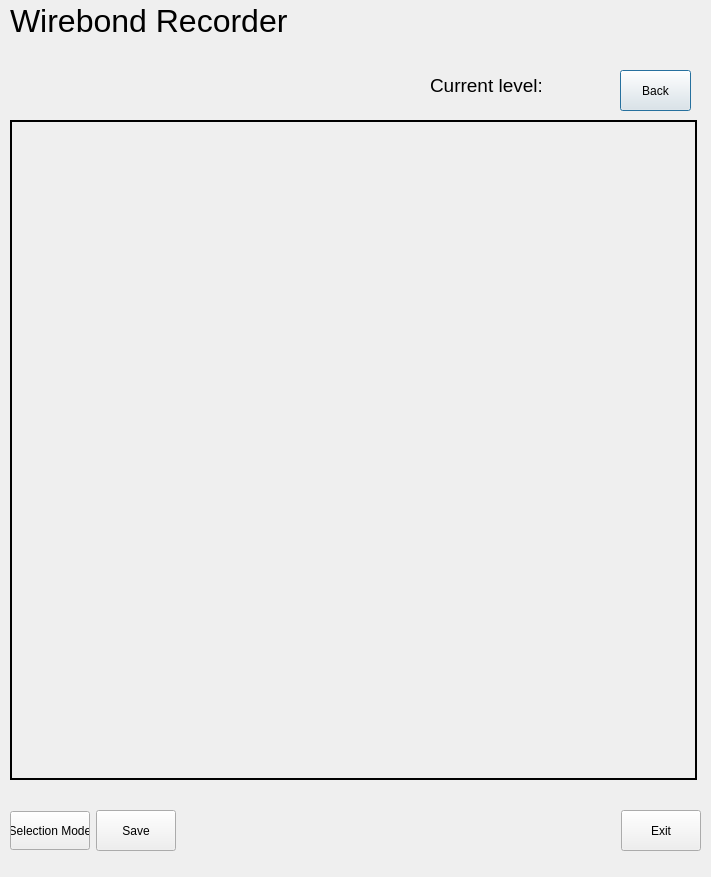
adamazoulay/ITkTrackingGUI, file gui/WirebondRecorderGUI.ui: the form before one commit.
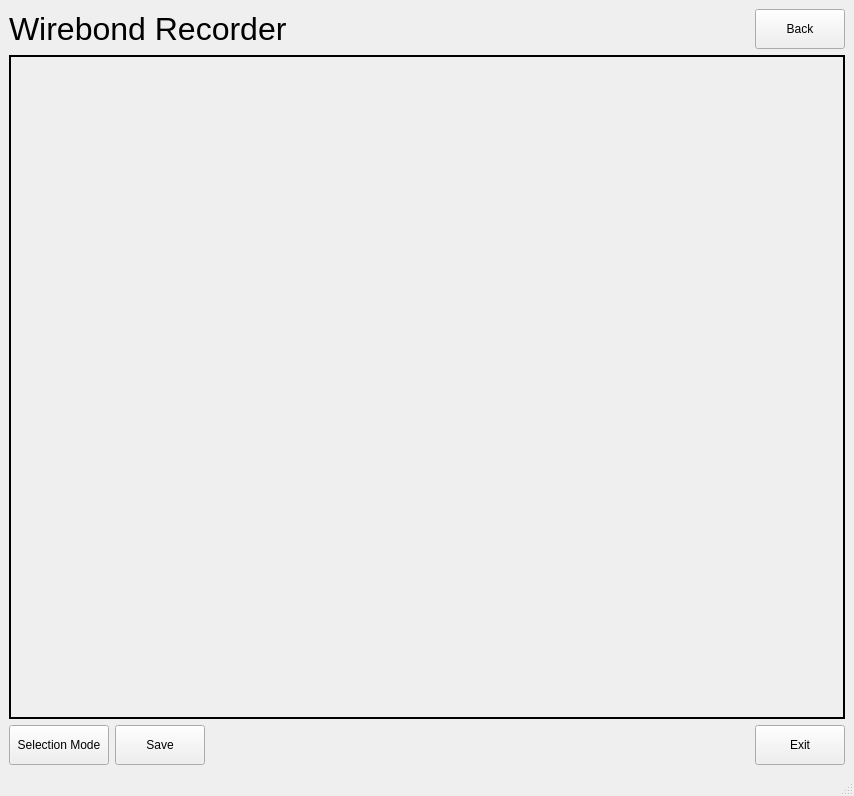
The form after the commit.

Commit message: Resizabale recorder window

Patch:
```diff
--- a/gui/WirebondRecorderGUI.ui
+++ b/gui/WirebondRecorderGUI.ui
@@ -1,129 +1,27 @@
 <?xml version="1.0" encoding="UTF-8"?>
 <ui version="4.0">
  <class>WirebondRecorder</class>
- <widget class="QDialog" name="WirebondRecorder">
+ <widget class="QMainWindow" name="WirebondRecorder">
   <property name="geometry">
    <rect>
     <x>0</x>
     <y>0</y>
-    <width>711</width>
-    <height>877</height>
+    <width>854</width>
+    <height>796</height>
    </rect>
   </property>
-  <property name="sizePolicy">
-   <sizepolicy hsizetype="Preferred" vsizetype="Maximum">
-    <horstretch>0</horstretch>
-    <verstretch>0</verstretch>
-   </sizepolicy>
-  </property>
   <property name="windowTitle">
    <string>Wirebond Recorder</string>
   </property>
-  <widget class="QLabel" name="imgSelect">
-   <property name="geometry">
-    <rect>
-     <x>10</x>
-     <y>120</y>
-     <width>687</width>
-     <height>660</height>
-    </rect>
-   </property>
-   <property name="autoFillBackground">
-    <bool>false</bool>
-   </property>
-   <property name="styleSheet">
-    <string notr="true">border: 2px solid black;</string>
-   </property>
-   <property name="frameShape">
-    <enum>QFrame::Box</enum>
-   </property>
-   <property name="frameShadow">
-    <enum>QFrame::Plain</enum>
-   </property>
-   <property name="text">
-    <string/>
-   </property>
-  </widget>
-  <widget class="QLabel" name="label_3">
-   <property name="geometry">
-    <rect>
-     <x>430</x>
-     <y>70</y>
-     <width>111</width>
-     <height>31</height>
-    </rect>
-   </property>
-   <property name="font">
-    <font>
-     <pointsize>14</pointsize>
-    </font>
-   </property>
-   <property name="text">
-    <string>Current level:</string>
-   </property>
-  </widget>
-  <widget class="QLabel" name="levelLabel">
-   <property name="geometry">
-    <rect>
-     <x>550</x>
-     <y>70</y>
-     <width>51</width>
-     <height>31</height>
-    </rect>
-   </property>
-   <property name="font">
-    <font>
-     <pointsize>14</pointsize>
-    </font>
-   </property>
-   <property name="text">
-    <string/>
-   </property>
-  </widget>
-  <widget class="QPushButton" name="btnBack">
-   <property name="geometry">
-    <rect>
-     <x>620</x>
-     <y>70</y>
-     <width>71</width>
-     <height>41</height>
-    </rect>
-   </property>
-   <property name="text">
-    <string>Back</string>
-   </property>
-  </widget>
-  <widget class="QLabel" name="label">
-   <property name="geometry">
-    <rect>
-     <x>10</x>
-     <y>0</y>
-     <width>281</width>
-     <height>41</height>
-    </rect>
-   </property>
-   <property name="font">
-    <font>
-     <pointsize>24</pointsize>
-    </font>
-   </property>
-   <property name="text">
-    <string>Wirebond Recorder</string>
-   </property>
-  </widget>
-  <widget class="QWidget" name="horizontalLayoutWidget">
-   <property name="geometry">
-    <rect>
-     <x>10</x>
-     <y>810</y>
-     <width>691</width>
-     <height>41</height>
-    </rect>
-   </property>
-   <layout class="QHBoxLayout" name="horizontalLayout" stretch="0,0,0,0">
+  <widget class="QWidget" name="centralwidget">
+   <layout class="QGridLayout" name="gridLayout_2">
+    <item row="0" column="0">
+     <layout class="QGridLayout" name="gridLayout">
     <property name="sizeConstraint">
-     <enum>QLayout::SetDefaultConstraint</enum>
-    </property>
+       <enum>QLayout::SetNoConstraint</enum>
+      </property>
+      <item row="2" column="0">
+       <layout class="QHBoxLayout" name="horizontalLayout">
     <item>
      <widget class="QPushButton" name="btnChangeMode">
       <property name="sizePolicy">
@@ -134,14 +32,14 @@
       </property>
       <property name="minimumSize">
        <size>
-        <width>80</width>
-        <height>39</height>
+            <width>100</width>
+            <height>40</height>
        </size>
       </property>
       <property name="maximumSize">
        <size>
-        <width>80</width>
-        <height>39</height>
+            <width>100</width>
+            <height>40</height>
        </size>
       </property>
       <property name="text">
@@ -163,13 +61,25 @@
         <verstretch>0</verstretch>
        </sizepolicy>
       </property>
+          <property name="minimumSize">
+           <size>
+            <width>90</width>
+            <height>40</height>
+           </size>
+          </property>
+          <property name="maximumSize">
+           <size>
+            <width>90</width>
+            <height>40</height>
+           </size>
+          </property>
       <property name="text">
        <string>Save</string>
       </property>
      </widget>
     </item>
     <item>
-     <spacer name="horizontalSpacer">
+         <spacer name="horizontalSpacer_2">
       <property name="orientation">
        <enum>Qt::Horizontal</enum>
       </property>
@@ -189,17 +99,138 @@
         <verstretch>0</verstretch>
        </sizepolicy>
       </property>
+          <property name="minimumSize">
+           <size>
+            <width>90</width>
+            <height>40</height>
+           </size>
+          </property>
+          <property name="maximumSize">
+           <size>
+            <width>90</width>
+            <height>40</height>
+           </size>
+          </property>
       <property name="text">
        <string>Exit</string>
       </property>
      </widget>
     </item>
    </layout>
-  </widget>
- </widget>
- <tabstops>
-  <tabstop>qButton</tabstop>
- </tabstops>
+      </item>
+      <item row="0" column="0">
+       <layout class="QHBoxLayout" name="horizontalLayout_2">
+        <item>
+         <widget class="QLabel" name="label">
+          <property name="sizePolicy">
+           <sizepolicy hsizetype="Fixed" vsizetype="Fixed">
+            <horstretch>0</horstretch>
+            <verstretch>0</verstretch>
+           </sizepolicy>
+          </property>
+          <property name="minimumSize">
+           <size>
+            <width>340</width>
+            <height>40</height>
+           </size>
+          </property>
+          <property name="maximumSize">
+           <size>
+            <width>340</width>
+            <height>40</height>
+           </size>
+          </property>
+          <property name="font">
+           <font>
+            <pointsize>24</pointsize>
+           </font>
+          </property>
+          <property name="text">
+           <string>Wirebond Recorder</string>
+          </property>
+         </widget>
+        </item>
+        <item>
+         <spacer name="horizontalSpacer">
+          <property name="orientation">
+           <enum>Qt::Horizontal</enum>
+          </property>
+          <property name="sizeHint" stdset="0">
+           <size>
+            <width>40</width>
+            <height>20</height>
+           </size>
+          </property>
+         </spacer>
+        </item>
+        <item>
+         <widget class="QPushButton" name="btnBack">
+          <property name="sizePolicy">
+           <sizepolicy hsizetype="Fixed" vsizetype="Fixed">
+            <horstretch>0</horstretch>
+            <verstretch>0</verstretch>
+           </sizepolicy>
+          </property>
+          <property name="minimumSize">
+           <size>
+            <width>90</width>
+            <height>40</height>
+           </size>
+          </property>
+          <property name="maximumSize">
+           <size>
+            <width>90</width>
+            <height>40</height>
+           </size>
+          </property>
+          <property name="text">
+           <string>Back</string>
+          </property>
+         </widget>
+        </item>
+       </layout>
+      </item>
+      <item row="1" column="0">
+       <widget class="QLabel" name="imgSelect">
+        <property name="sizePolicy">
+         <sizepolicy hsizetype="Expanding" vsizetype="Expanding">
+          <horstretch>0</horstretch>
+          <verstretch>0</verstretch>
+         </sizepolicy>
+        </property>
+        <property name="autoFillBackground">
+         <bool>false</bool>
+        </property>
+        <property name="styleSheet">
+         <string notr="true">border: 2px solid black;</string>
+        </property>
+        <property name="frameShape">
+         <enum>QFrame::Box</enum>
+        </property>
+        <property name="frameShadow">
+         <enum>QFrame::Plain</enum>
+        </property>
+        <property name="text">
+         <string/>
+        </property>
+       </widget>
+      </item>
+     </layout>
+    </item>
+   </layout>
+  </widget>
+  <widget class="QMenuBar" name="menubar">
+   <property name="geometry">
+    <rect>
+     <x>0</x>
+     <y>0</y>
+     <width>854</width>
+     <height>26</height>
+    </rect>
+   </property>
+  </widget>
+  <widget class="QStatusBar" name="statusbar"/>
+ </widget>
  <resources/>
  <connections/>
 </ui>
```
Left out of the diff: 2 changed lines with no effect on the pictures. Lines whose indentation alone changed are shown as unchanged. The commit also changes 7 other files.
